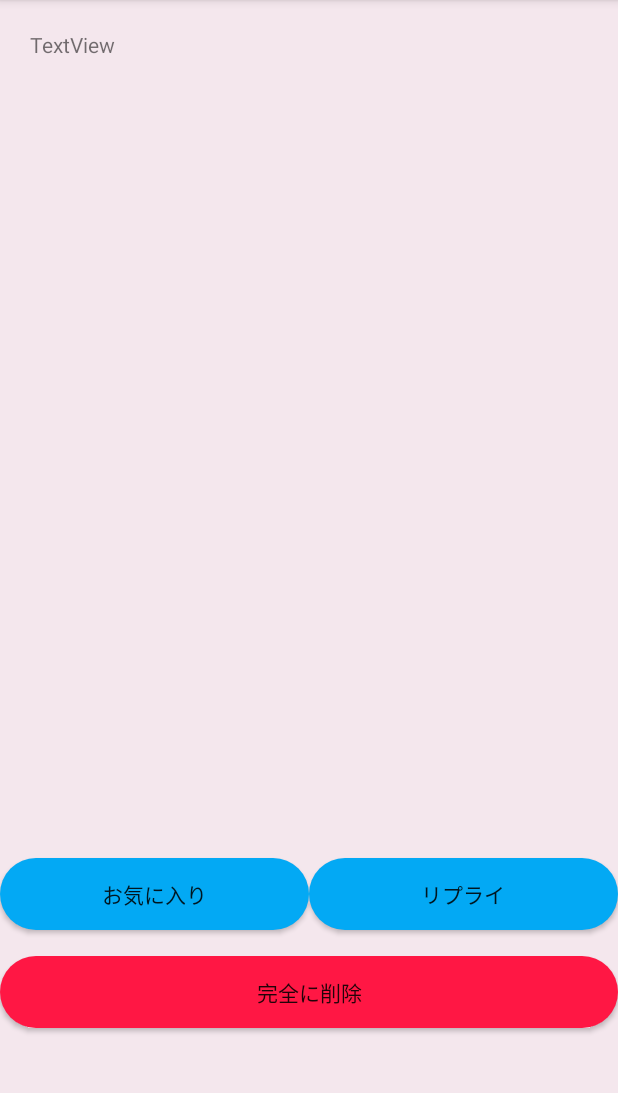
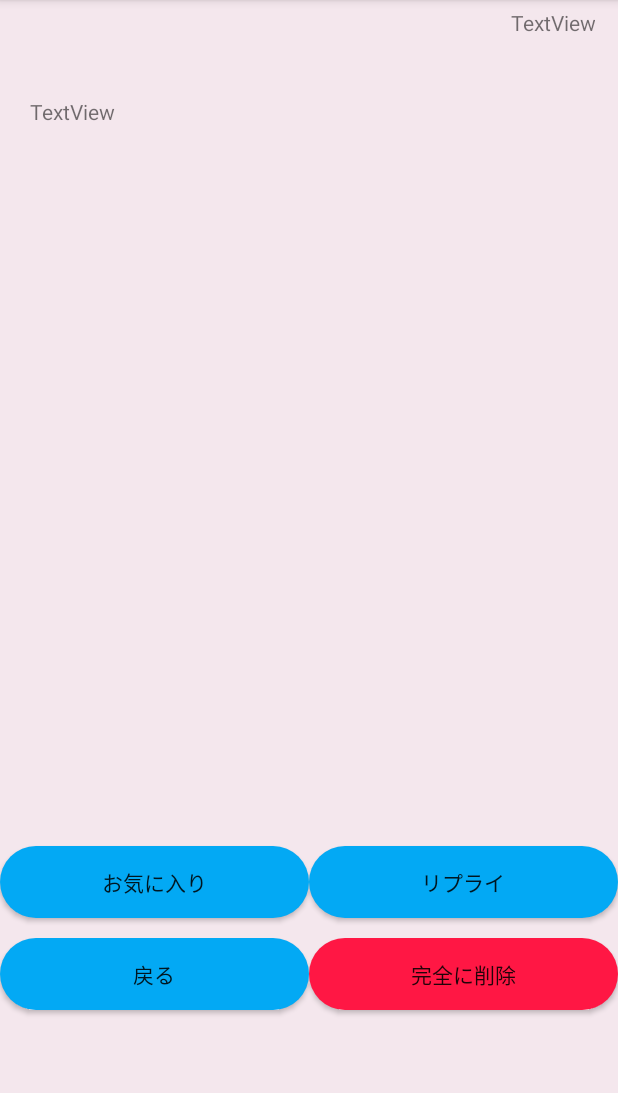
Before and after one commit to leopon55/ForgetMemo, an Android app: the DetailActivity screen opened directly, with no data from a screen before it, on a phone screen of 412 x 824 dp, the part 84-1177 px from its top. Run offline under Robolectric (Android 15) with nearby library versions, the phone set to English and light mode, and no system bars; libraries missing offline, so code that uses them is left out: io.realm; 2 statements that could not run were skipped.

Commit message:
詳細画面にデータを表示しました。戻るボタンも追加しました。

```diff
--- a/app/src/main/java/app/koizumi/leopon/memoforget/DetailActivity.kt
+++ b/app/src/main/java/app/koizumi/leopon/memoforget/DetailActivity.kt
@@ -1,12 +1,41 @@
 package app.koizumi.leopon.memoforget
 
+import android.content.Intent
 import androidx.appcompat.app.AppCompatActivity
 import android.os.Bundle
+import io.realm.Realm
+import io.realm.RealmResults
+import io.realm.Sort
+import kotlinx.android.synthetic.main.activity_detail.*
 
 class DetailActivity : AppCompatActivity() {
+
+    private val realm: Realm by lazy {//lazyという委譲プロパティを使って遅延初期化,この変数が最初に参照されたときに{}内の値をsetして初期化します。
+        Realm.getDefaultInstance()
+    }
 
     override fun onCreate(savedInstanceState: Bundle?) {
         super.onCreate(savedInstanceState)
         setContentView(R.layout.activity_detail)
+
+        val memoId = intent.getStringExtra("memoId")
+
+        val memoDetail = realm.where(Memo::class.java).equalTo("id", memoId).findFirst()
+
+        if (memoDetail != null) {
+            detailTextView.text = memoDetail.content
+            dateTextView.text = memoDetail.createdAt.toString()
+        }
+
+        backListButton.setOnClickListener {
+            val listPage = Intent(this, ListViewActivity::class.java)
+            startActivity(listPage)
+            finish()
+        }
+
     }
+
+//    fun read(memoId:String): RealmResults<Memo> {
+//        return realm.where(Memo::class.java).equalTo("id", memoId).findFirst()
+//    }
 }
--- a/app/src/main/res/layout/activity_detail.xml
+++ b/app/src/main/res/layout/activity_detail.xml
@@ -12,6 +12,16 @@
         android:layout_width="match_parent"
         android:layout_height="match_parent"
         android:orientation="vertical">
+
+        <TextView
+            android:id="@+id/dateTextView"
+            android:layout_width="match_parent"
+            android:layout_height="wrap_content"
+            android:layout_margin="5dp"
+            android:layout_weight="0.1"
+            android:paddingRight="10dp"
+            android:text="TextView"
+            android:textAlignment="textEnd" />
 
         <TextView
             android:id="@+id/detailTextView"
@@ -64,13 +74,27 @@
             android:orientation="horizontal">
 
             <Button
+                android:id="@+id/backListButton"
+                android:layout_width="wrap_content"
+                android:layout_height="wrap_content"
+                android:layout_marginBottom="20dp"
+                android:layout_weight="1"
+                android:background="@drawable/background_rounded_corners"
+                android:text="戻る"
+                app:layout_constraintBottom_toBottomOf="parent"
+                app:layout_constraintEnd_toEndOf="parent"
+                app:layout_constraintStart_toStartOf="parent" />
+
+            <Button
                 android:id="@+id/deleteButton"
-                android:layout_width="match_parent"
+                android:layout_width="wrap_content"
                 android:layout_height="wrap_content"
                 android:layout_margin="0dp"
+                android:layout_weight="1"
                 android:background="@drawable/background_red_rounded_corners"
                 android:text="完全に削除" />
         </LinearLayout>
 
+
     </LinearLayout>
 </androidx.constraintlayout.widget.ConstraintLayout>
--- a/app/src/main/res/layout/activity_list_view.xml
+++ b/app/src/main/res/layout/activity_list_view.xml
@@ -17,7 +17,7 @@
     </androidx.recyclerview.widget.RecyclerView>
 
     <Button
-        android:id="@+id/backButton"
+        android:id="@+id/backMainButton"
         android:layout_width="wrap_content"
         android:layout_height="wrap_content"
         android:layout_marginBottom="20dp"
```
Also changed, not shown: app/src/main/java/app/koizumi/leopon/memoforget/ListViewActivity.kt (+8 -6 lines).
